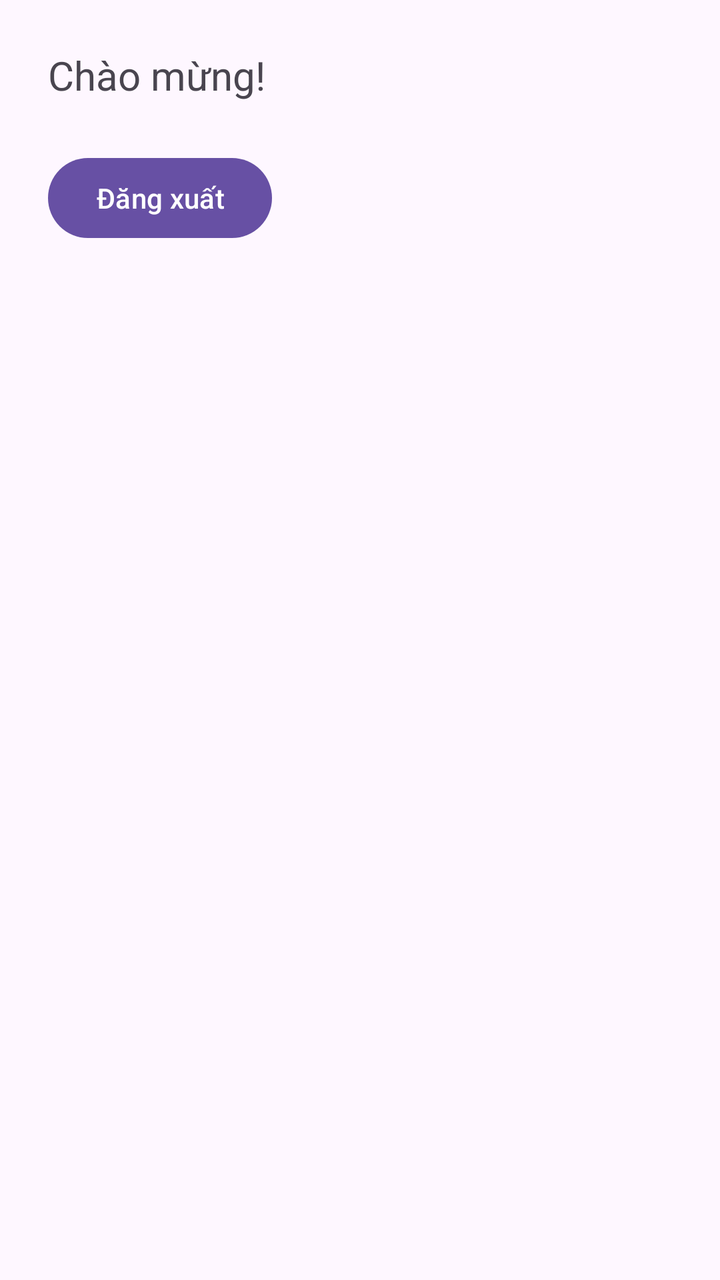
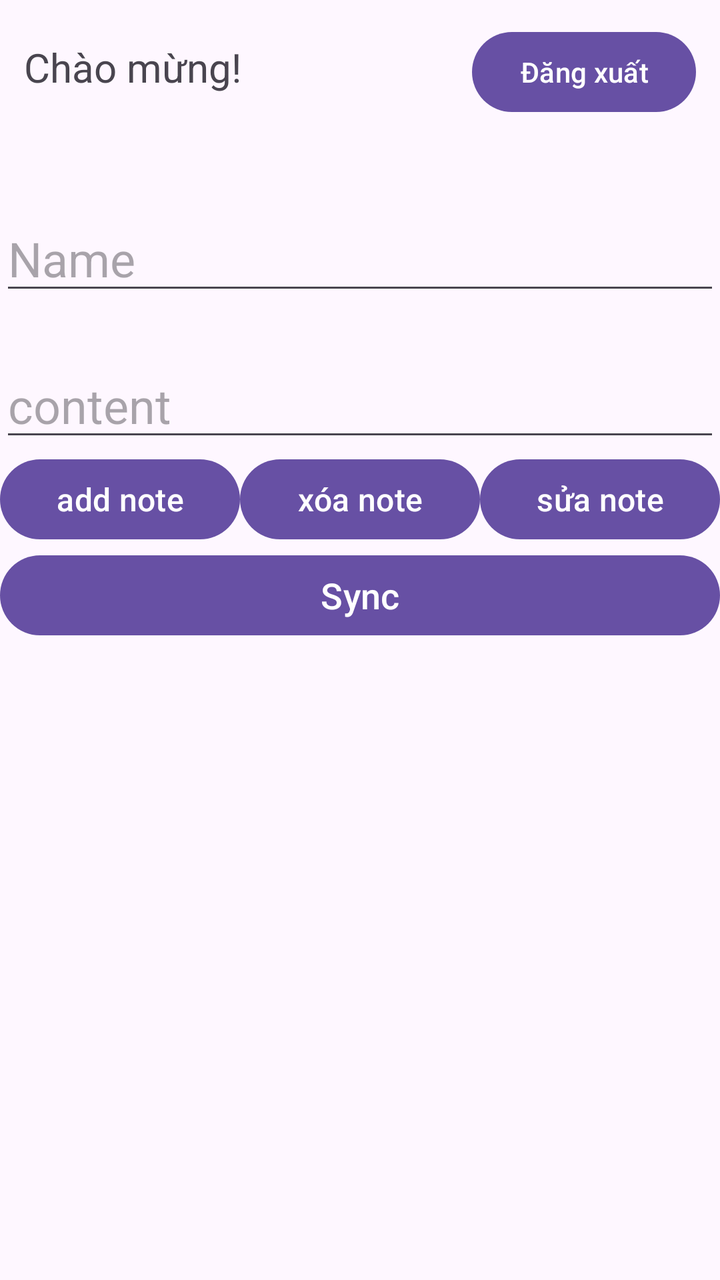

Two renders of the same Android screen: before a commit and after it. Below are the layout's source before the change and the commit's diff.
<!-- AndroidManifest.xml: application theme Theme.Learn1_firebase -->
<!-- res/layout/fragment_home.xml -->
<?xml version="1.0" encoding="utf-8"?>
<androidx.constraintlayout.widget.ConstraintLayout
    xmlns:android="http://schemas.android.com/apk/res/android"
    xmlns:app="http://schemas.android.com/apk/res-auto"
    android:layout_width="match_parent"
    android:layout_height="match_parent"
    android:padding="24dp">

    <TextView
        android:id="@+id/tvWelcome"
        android:text="Chào mừng!"
        android:textSize="20sp"
        app:layout_constraintTop_toTopOf="parent"
        app:layout_constraintStart_toStartOf="parent"
        android:layout_width="wrap_content"
        android:layout_height="wrap_content"/>

    <Button
        android:id="@+id/btnLogout"
        android:text="Đăng xuất"
        android:layout_marginTop="24dp"
        app:layout_constraintTop_toBottomOf="@id/tvWelcome"
        app:layout_constraintStart_toStartOf="parent"
        android:layout_width="wrap_content"
        android:layout_height="wrap_content"/>
</androidx.constraintlayout.widget.ConstraintLayout>
<!-- resources referenced by this layout -->
<resources>
  <style name="Theme.Learn1_firebase" parent="Base.Theme.Learn1_firebase" />
  <style name="Base.Theme.Learn1_firebase" parent="Theme.Material3.DayNight.NoActionBar">
          
          
      </style>
</resources>

<!-- the commit's change to res/layout/fragment_home.xml (unified diff, before → after) -->
@@ -1,26 +1,126 @@
 <?xml version="1.0" encoding="utf-8"?>
-<androidx.constraintlayout.widget.ConstraintLayout
-    xmlns:android="http://schemas.android.com/apk/res/android"
-    xmlns:app="http://schemas.android.com/apk/res-auto"
+<LinearLayout xmlns:android="http://schemas.android.com/apk/res/android"
     android:layout_width="match_parent"
     android:layout_height="match_parent"
-    android:padding="24dp">
+    xmlns:tools="http://schemas.android.com/tools"
+    android:orientation="vertical">
+    <LinearLayout
+        android:layout_width="match_parent"
+        android:layout_height="wrap_content"
+        android:padding="12dp"
+        android:orientation="horizontal">
+        <TextView
+            android:id="@+id/tvWelcome"
+            android:text="Chào mừng!"
+            android:textSize="20sp"
+            android:layout_width="0dp"
+            android:layout_weight="1"
+            android:layout_height="wrap_content"/>
+
+        <ProgressBar
+            android:id="@+id/progress"
+            android:layout_width="wrap_content"
+            android:layout_height="wrap_content"
+            android:visibility="gone"/>
+        <Button
+            android:id="@+id/btnLogout"
+            android:layout_width="wrap_content"
+            android:layout_height="wrap_content"
+            android:text="Đăng xuất" />
+    </LinearLayout>
 
     <TextView
-        android:id="@+id/tvWelcome"
-        android:text="Chào mừng!"
-        android:textSize="20sp"
-        app:layout_constraintTop_toTopOf="parent"
-        app:layout_constraintStart_toStartOf="parent"
-        android:layout_width="wrap_content"
-        android:layout_height="wrap_content"/>
+        android:id="@+id/txt_error"
+        android:layout_width="match_parent"
+        android:layout_height="wrap_content"
+        android:textColor="#FF0000"/>
 
-    <Button
-        android:id="@+id/btnLogout"
-        android:text="Đăng xuất"
-        android:layout_marginTop="24dp"
-        app:layout_constraintTop_toBottomOf="@id/tvWelcome"
-        app:layout_constraintStart_toStartOf="parent"
-        android:layout_width="wrap_content"
-        android:layout_height="wrap_content"/>
-</androidx.constraintlayout.widget.ConstraintLayout>
+    <LinearLayout
+        android:layout_width="match_parent"
+        android:layout_height="wrap_content"
+        android:orientation="vertical">
+        <EditText
+            android:id="@+id/edt_name"
+            android:layout_width="match_parent"
+            android:layout_height="wrap_content"
+            android:textSize="24dp"
+            android:layout_marginTop="12dp"
+            android:hint="Name"/>
+        <EditText
+            android:id="@+id/edt_content"
+            android:layout_width="match_parent"
+            android:layout_height="wrap_content"
+            android:layout_marginTop="24dp"
+            android:textSize="24dp"
+            android:hint="content"/>
+        <LinearLayout
+            android:layout_width="match_parent"
+            android:layout_height="wrap_content"
+            android:weightSum="3"
+            android:orientation="horizontal">
+            <Button
+                android:id="@+id/btn_add"
+                android:layout_width="0dp"
+                android:layout_weight="1"
+                android:layout_height="wrap_content"
+                android:text="add note"
+                android:textSize="16sp"/>
+            <Button
+                android:id="@+id/btn_del"
+                android:layout_width="0dp"
+                android:layout_weight="1"
+                android:layout_height="wrap_content"
+                android:text="xóa note"
+                android:textSize="16sp"/>
+            <Button
+                android:id="@+id/btn_upd"
+            android:layout_width="0dp"
+            android:layout_weight="1"
+            android:layout_height="wrap_content"
+            android:text="sửa note"
+            android:textSize="16sp"/>
+        </LinearLayout>
+        <Button
+            android:id="@+id/btn_sync"
+            android:layout_width="match_parent"
+            android:layout_height="wrap_content"
+            android:text="Sync"
+            android:textSize="18dp"/>
+    </LinearLayout>
+
+    <androidx.recyclerview.widget.RecyclerView
+        android:id="@+id/recycler"
+        android:layout_width="match_parent"
+        android:layout_height="match_parent"
+        android:padding="16dp"
+        tools:listitem="@layout/item_note">
+
+    </androidx.recyclerview.widget.RecyclerView>
+</LinearLayout>
+<!-- res/layout/item_note.xml (included above) -->
+<?xml version="1.0" encoding="utf-8"?>
+<LinearLayout xmlns:android="http://schemas.android.com/apk/res/android"
+    android:layout_width="match_parent"
+    android:orientation="horizontal"
+    android:layout_height="wrap_content"
+    android:id="@+id/item_note">
+    <LinearLayout
+        android:layout_width="match_parent"
+        android:layout_height="match_parent"
+        android:orientation="vertical">
+        <TextView
+            android:layout_width="match_parent"
+            android:layout_height="wrap_content"
+            android:textSize="16sp"
+            android:textColor="#FF0000"
+            android:layout_marginTop="12dp"
+            android:text="Name note"/>
+        <TextView
+            android:layout_width="match_parent"
+            android:layout_height="wrap_content"
+            android:textSize="16sp"
+            android:textColor="#FF0000"
+            android:layout_marginTop="12dp"
+            android:text="Name note"/>
+    </LinearLayout>
+</LinearLayout>
